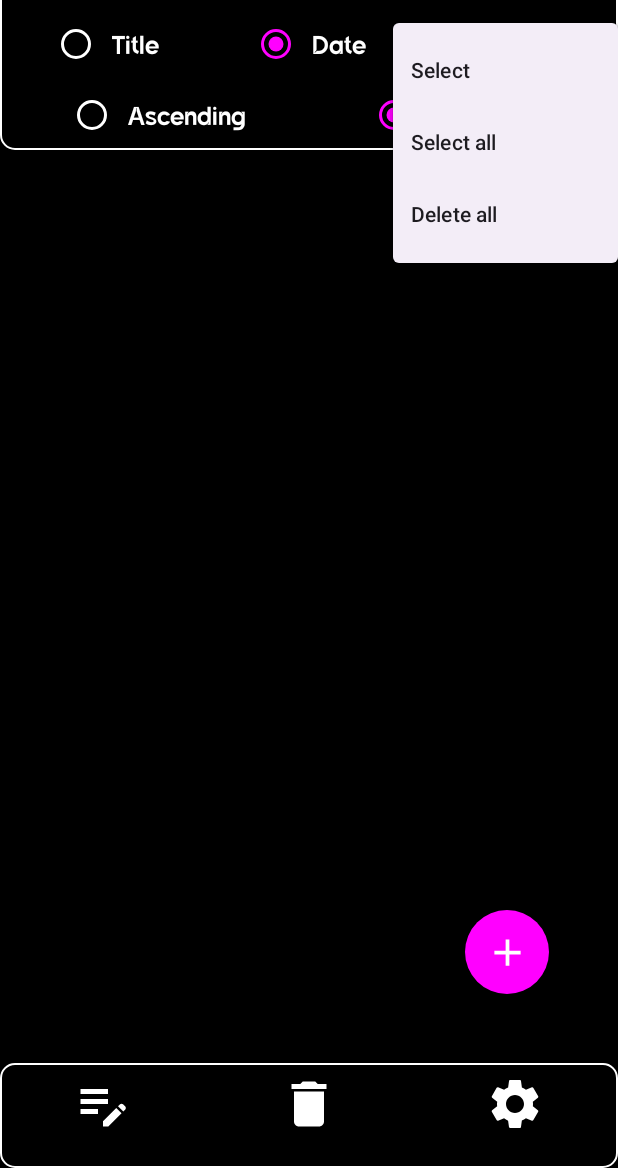
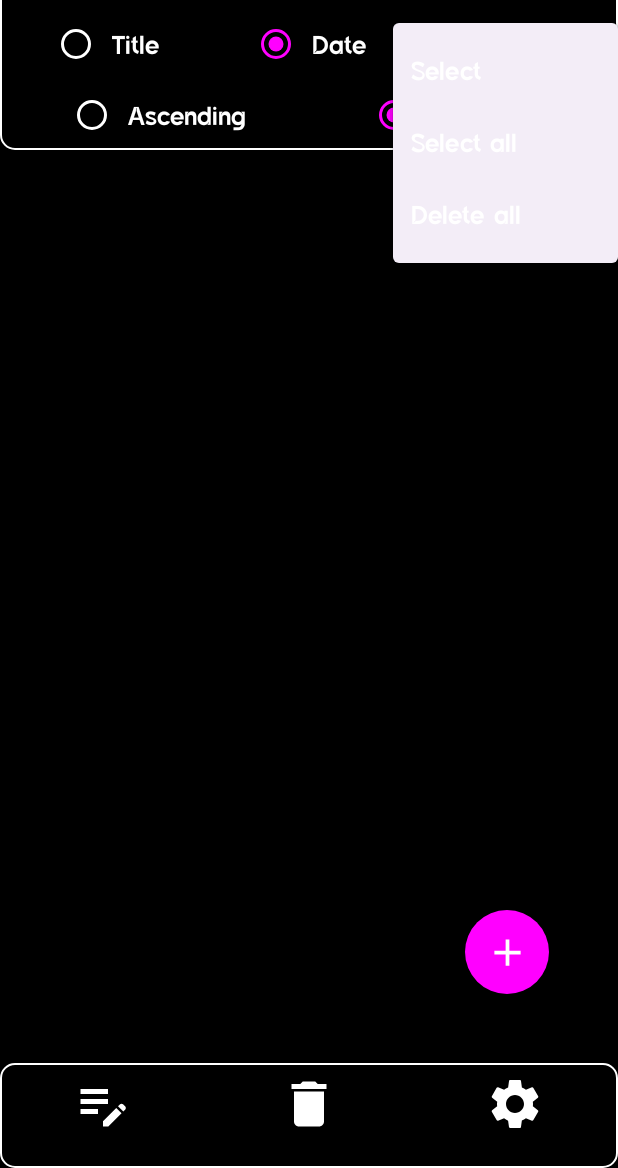
Before and after one commit to behzod234963/iNoteCompose, an Android app built with Jetpack Compose: the TrashScreen screen opened through its navigation route, after a tap on "more functions", on a phone screen of 412 x 824 dp, the part 68-1236 px from its top. Run offline under Robolectric (Android 15) with nearby library versions, the phone set to English and light mode, and no system bars; our stand-ins replace Dagger/Hilt's generated code, Room's generated code; 2 other taps on this screen came first.

Commit message:
completed 8-9 ticket's

```diff
--- a/app/src/main/java/coder/behzod/presentation/screens/SplashScreens.kt
+++ b/app/src/main/java/coder/behzod/presentation/screens/SplashScreens.kt
@@ -28,7 +28,6 @@ import coder.behzod.presentation.navigation.ScreensRouter
 import coder.behzod.presentation.theme.fontAmidoneGrotesk
 import coder.behzod.presentation.utils.constants.KEY_INDEX
 import coder.behzod.presentation.utils.constants.KEY_LIST_STATUS
-import coder.behzod.presentation.utils.constants.KEY_SPLASH_VISIBILITY
 import com.airbnb.lottie.compose.LottieAnimation
 import com.airbnb.lottie.compose.LottieCompositionSpec
 import com.airbnb.lottie.compose.rememberLottieComposition
@@ -48,13 +47,16 @@ fun SplashScreens(
         remember { mutableIntStateOf(sharedPrefs.sharedPreferences.getInt(KEY_INDEX, 0)) }
     val colorTheme = if (themeIndex.intValue == 0) Color.Black else Color.White
     val themeColor = remember { mutableStateOf(colorTheme) }
+
     if (colorTheme == Color.Black) {
         themeColor.value = Color.Black
     } else {
         themeColor.value = Color.White
     }
+
     val colorFont = if (themeColor.value == Color.Black) Color.White else Color.Black
     val fontColor = remember { mutableStateOf(colorFont) }
+
     if (colorFont == Color.White) {
         fontColor.value = Color.White
     } else {
--- a/app/src/main/java/coder/behzod/presentation/screens/TrashScreen.kt
+++ b/app/src/main/java/coder/behzod/presentation/screens/TrashScreen.kt
@@ -4,7 +4,6 @@ import android.annotation.SuppressLint
 import android.os.Build
 import android.os.Handler
 import android.os.Looper
-import android.util.Log
 import androidx.annotation.RequiresApi
 import androidx.compose.foundation.ExperimentalFoundationApi
 import androidx.compose.foundation.background
@@ -63,8 +62,11 @@ import coder.behzod.data.local.sharedPreferences.SharedPreferenceInstance
 import coder.behzod.domain.model.NotesModel
 import coder.behzod.domain.model.TrashModel
 import coder.behzod.presentation.items.TrashScreenItem
+import coder.behzod.presentation.navigation.ScreensRouter
 import coder.behzod.presentation.theme.fontAmidoneGrotesk
+import coder.behzod.presentation.utils.constants.KEY_FONT_SIZE
 import coder.behzod.presentation.utils.constants.KEY_INDEX
+import coder.behzod.presentation.utils.constants.KEY_LIST_STATUS
 import coder.behzod.presentation.utils.constants.deletedNotes
 import coder.behzod.presentation.utils.constants.notes
 import coder.behzod.presentation.utils.events.TrashEvent
@@ -133,6 +135,17 @@ fun TrashScreen(
     val isExpanded = remember { mutableStateOf(false) }
     val selectAllStatus = viewModel.isItemSelected.value
 
+    val fontSize =
+        remember { mutableIntStateOf(sharedPrefs.sharedPreferences.getInt(KEY_FONT_SIZE, 18)) }
+
+    val isEmpty = remember {
+        mutableStateOf(
+            sharedPrefs.sharedPreferences.getBoolean(
+                KEY_LIST_STATUS, true
+            )
+        )
+    }
+
     Scaffold(
         containerColor = themeColor.value,
         bottomBar = {
@@ -143,6 +156,8 @@ fun TrashScreen(
             )
         },
         floatingActionButton = {
+
+            /* Floating action button close */
             if (isSelected.value) {
                 FloatingActionButton(
                     modifier = Modifier
@@ -156,9 +171,9 @@ fun TrashScreen(
                             isSelected.value = false
                             isDialogVisible.value = true
                             selectedItemsCount.intValue = selectedItems.size
-                            if (selectAllStatus){
+                            if (selectAllStatus) {
                                 isTrashedNotesDeleted.intValue = 3
-                            }else{
+                            } else {
                                 isTrashedNotesDeleted.intValue = 1
                             }
                         }, 1000)
@@ -205,13 +220,20 @@ fun TrashScreen(
                         )
                     },
                     navigationIcon = {
+                        IconButton(onClick = {
+                            isSelected.value = false
+                            viewModel.onEvent(TrashEvent.ClearList(selectedItems))
+                        }) {
                             Icon(
                                 painter = painterResource(id = R.drawable.ic_back),
                                 contentDescription = "back button",
                                 tint = fontColor.value
                             )
+                        }
                     },
                     actions = {
+
+                        /* Button close */
                         IconButton(onClick = {
                             selectedItemsStatus.value = true
                             if (selectedItemsStatus.value) {
@@ -262,13 +284,21 @@ fun TrashScreen(
                         )
                     },
                     navigationIcon = {
+                        IconButton(
+                            onClick = {
+                            if (isEmpty.value) navController.navigate(ScreensRouter.EmptyMainScreenRoute.route)
+                            else navController.navigate(ScreensRouter.MainScreenRoute.route)
+                        }) {
                             Icon(
                                 painter = painterResource(id = R.drawable.ic_back),
                                 contentDescription = "back button",
                                 tint = fontColor.value
                             )
+                        }
                     },
                     actions = {
+
+                        /* Button more */
                         IconButton(
                             onClick = {
                                 isExpanded.value = !isExpanded.value
@@ -284,7 +314,8 @@ fun TrashScreen(
                             onDismissRequest = {
                                 isExpanded.value = false
                             }) {
-//                            DropDownMenu Item for content "Select"
+
+                            /* DropDownMenu Item for content "Select" */
                             DropdownMenuItem(
                                 text = {
                                     Text(
@@ -302,7 +333,8 @@ fun TrashScreen(
                                     isExpanded.value = false
                                 }
                             )
-//                            DropDownMenu Item for content "Select all"
+
+                            /* DropDownMenu Item for content "Select all" */
                             DropdownMenuItem(
                                 text = {
                                     Text(
@@ -318,7 +350,8 @@ fun TrashScreen(
                                     viewModel.onEvent(TrashEvent.SelectAll(true))
                                 }
                             )
-//                            DropDownMenu Item for content "Restore all"
+
+                            /* DropDownMenu Item for content "Restore all" */
                             DropdownMenuItem(
                                 text = {
                                     Text(
@@ -337,7 +370,8 @@ fun TrashScreen(
                                     isTrashedNotesDeleted.intValue = 4
                                 }
                             )
-//                            DropDownMenu Item for content "Delete all"
+
+                            /* DropDownMenu Item for content "Delete all" */
                             DropdownMenuItem(
                                 text = {
                                     Text(
@@ -404,7 +438,7 @@ fun TrashScreen(
                                     }
                                 },
                                 color = fontColor.value,
-                                fontSize = 23.sp,
+                                fontSize = 25.sp,
                                 fontFamily = FontFamily(fontAmidoneGrotesk)
                             )
                         }
@@ -427,7 +461,7 @@ fun TrashScreen(
                                 ),
                                 shape = RoundedCornerShape(10.dp),
                                 onClick = {
-                                    if (isTrashedNotesDeleted.intValue == 3) {
+                                    if (isTrashedNotesDeleted.intValue == 2) {
                                         viewModel.restoreNote(
                                             trashModel = trashedNote.value,
                                             note = NotesModel(
@@ -479,7 +513,7 @@ fun TrashScreen(
                                             viewModel.multipleDelete(trashedNotes)
                                         }
 
-                                        4->{
+                                        4 -> {
                                             /*This will be restore all TODO()*/
                                         }
                                     }
@@ -507,7 +541,7 @@ fun TrashScreen(
                 Spacer(modifier = Modifier.height(60.dp))
                 LazyColumn {
                     items(trashedNotes) { selectedModel ->
-                        if (selectAllStatus){
+                        if (selectAllStatus) {
                             viewModel.onEvent(TrashEvent.ClearList(selectedItems))
                             viewModel.addAllToList(trashedNotes)
                             selectedItemsCount.intValue = selectedItems.size
@@ -515,6 +549,10 @@ fun TrashScreen(
                         TrashScreenItem(
                             model = selectedModel,
                             fontColor = fontColor.value,
+                            fontSize = fontSize.intValue,
+                            onClick = {
+                                trashedNote.value = selectedModel
+                            },
                             onChange = {
                                 if (it == 1) {
                                     if (selectAllStatus) {
@@ -530,10 +568,7 @@ fun TrashScreen(
                             },
                             isDialogVisible = { isDialogVisible.value = it },
                             selectedContent = { isTrashedNotesDeleted.intValue = it },
-                            isSelected = isSelected.value,
-                            onClick = {
-                                trashedNote.value = selectedModel
-                            }
+                            isSelected = isSelected.value
                         )
                     }
                 }
--- a/app/src/main/java/coder/behzod/presentation/utils/constants/Constants.kt
+++ b/app/src/main/java/coder/behzod/presentation/utils/constants/Constants.kt
@@ -5,7 +5,6 @@ import androidx.compose.ui.graphics.Color
 import coder.behzod.domain.model.NotesModel
 
 val deletedNotes = ArrayList<NotesModel>()
-const val KEY_SPLASH_VISIBILITY = "KEY_SPLASH_VISIBILITY"
 const val KEY_FONT_SIZE = "KEY_FONT_SIZE"
 const val KEY_THEME_STATUS = "KEY_THEME_STATUS"
 const val KEY_INDEX = "KEY_INDEX"
--- a/app/src/main/java/coder/behzod/presentation/views/MainTopAppBar.kt
+++ b/app/src/main/java/coder/behzod/presentation/views/MainTopAppBar.kt
@@ -42,9 +42,10 @@ import coder.behzod.presentation.utils.events.PassDataEvents
 fun MainTopAppBar(
     backgroundColor: Color,
     fontColor: Color,
-    contentSelect:()->Unit,
-    contentSelectAll:()->Unit,
-    contentDeleteAll:()->Unit,
+    fontSize: Int,
+    contentSelect: () -> Unit,
+    contentSelectAll: () -> Unit,
+    contentDeleteAll: () -> Unit,
     noteOrder: NoteOrder = NoteOrder.Date(OrderType.Descending),
     onOrderChange: (NoteOrder) -> Unit
 ) {
@@ -68,12 +69,13 @@ fun MainTopAppBar(
                 AnimatedDropDownMenu(
                     backgroundColor = backgroundColor,
                     fontColor = fontColor,
-                ) { event,expanded ->
+                ) { event, expanded ->
                     when (event) {
                         is PassDataEvents.PassStatus -> {
                             isOpened.value = event.status
                         }
-                        is PassDataEvents.IsExpanded->{
+
+                        is PassDataEvents.IsExpanded -> {
                             isExpanded.value = event.isExpanded
                         }
                     }
@@ -210,6 +212,7 @@ fun MainTopAppBar(
                     .fillMaxWidth(),
                 contentAlignment = Alignment.CenterEnd
             ) {
+                /* Button more functions */
                 IconButton(
                     onClick = {
                         isExpanded.value = true
@@ -234,32 +237,49 @@ fun MainTopAppBar(
                         expanded = isExpanded.value,
                         onDismissRequest = { isExpanded.value = false }
                     ) {
+
+                        /* DropDownMenuItem for select Content */
                         DropdownMenuItem(
                             text = {
-                                Text(text = stringResource(R.string.select))
+                                Text(
+                                    text = stringResource(R.string.select),
+                                    color = fontColor,
+                                    fontSize = 18.sp,
+                                    fontFamily = FontFamily(fontAmidoneGrotesk)
+                                )
                             },
                             onClick = {
-//                                DropDownMenuItem for select Content
                                 isExpanded.value = false
                                 contentSelect()
                             }
                         )
+
+                        /* DropDownMenuItem for select all Content */
                         DropdownMenuItem(
                             text = {
-                                Text(text = stringResource(R.string.select_all))
+                                Text(
+                                    text = stringResource(R.string.select_all),
+                                    color = fontColor,
+                                    fontSize = 18.sp,
+                                    fontFamily = FontFamily(fontAmidoneGrotesk)
+                                )
                             },
                             onClick = {
-//                                DropDownMenuItem for select all Content
                                 isExpanded.value = false
                                 contentSelectAll()
                             }
                         )
+
+                        /* DropDownMenuItem for delete all Content */
                         DropdownMenuItem(
                             text = {
-                                Text(text = stringResource(R.string.delete_all))
+                                Text(text = stringResource(R.string.delete_all),
+                                    color = fontColor,
+                                    fontSize = 18.sp,
+                                    fontFamily = FontFamily(fontAmidoneGrotesk)
+                                )
                             },
                             onClick = {
-//                                DropDownMenuItem for delete all Content
                                 isExpanded.value = false
                                 contentDeleteAll()
                             }
```
Also changed, not shown: app/src/main/java/coder/behzod/presentation/activity/MainActivity.kt (+0 -19 lines), app/src/main/java/coder/behzod/presentation/items/MainScreenItem.kt (+7 -6 lines), app/src/main/java/coder/behzod/presentation/items/TrashScreenItem.kt (+14 -15 lines), app/src/main/java/coder/behzod/presentation/screens/EmptyMainScreen.kt (+7 -0 lines), app/src/main/java/coder/behzod/presentation/screens/MainScreen.kt (+12 -11 lines), app/src/main/java/coder/behzod/presentation/screens/NewNoteScreen.kt (+17 -5 lines), app/src/main/java/coder/behzod/presentation/screens/SettingsScreen.kt (+8 -4 lines), 1 other file. Lines whose indentation alone changed are shown as unchanged.
